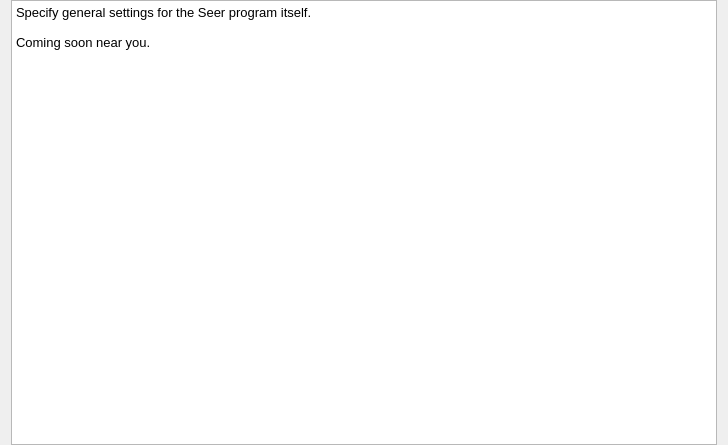
Old version of the form src/SeerSeerConfigPage.ui in the repository epasveer/seer.
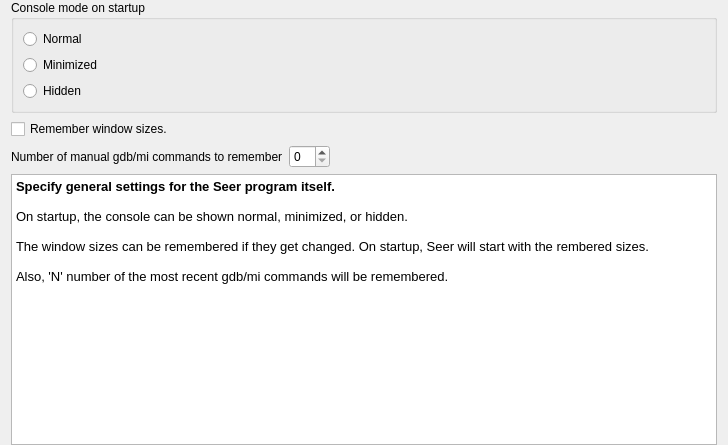
New version of the form.

Commit message: Finished console mode (normal,minimized,hidden).

What changed in the file:
```diff
--- a/src/SeerSeerConfigPage.ui
+++ b/src/SeerSeerConfigPage.ui
@@ -20,20 +20,93 @@
    <property name="bottomMargin">
     <number>0</number>
    </property>
-   <item row="0" column="0">
+   <item row="3" column="0">
+    <widget class="QLabel" name="rememberGdbCommandsLabel">
+     <property name="text">
+      <string>Number of manual gdb/mi commands to remember</string>
+     </property>
+    </widget>
+   </item>
+   <item row="2" column="0">
+    <widget class="QCheckBox" name="rememberSizescheckBox">
+     <property name="text">
+      <string>Remember window sizes.</string>
+     </property>
+    </widget>
+   </item>
+   <item row="3" column="1">
+    <widget class="QSpinBox" name="rememberGdbCommandsSpinBox"/>
+   </item>
+   <item row="3" column="2">
+    <spacer name="horizontalSpacer">
+     <property name="orientation">
+      <enum>Qt::Horizontal</enum>
+     </property>
+     <property name="sizeHint" stdset="0">
+      <size>
+       <width>40</width>
+       <height>20</height>
+      </size>
+     </property>
+    </spacer>
+   </item>
+   <item row="4" column="0" colspan="3">
     <widget class="QTextBrowser" name="textBrowser">
      <property name="html">
       <string>&lt;!DOCTYPE HTML PUBLIC &quot;-//W3C//DTD HTML 4.0//EN&quot; &quot;http://www.w3.org/TR/REC-html40/strict.dtd&quot;&gt;
 &lt;html&gt;&lt;head&gt;&lt;meta name=&quot;qrichtext&quot; content=&quot;1&quot; /&gt;&lt;style type=&quot;text/css&quot;&gt;
 p, li { white-space: pre-wrap; }
 &lt;/style&gt;&lt;/head&gt;&lt;body style=&quot; font-family:'Noto Sans'; font-size:10pt; font-weight:400; font-style:normal;&quot;&gt;
-&lt;p style=&quot; margin-top:0px; margin-bottom:0px; margin-left:0px; margin-right:0px; -qt-block-indent:0; text-indent:0px;&quot;&gt;Specify general settings for the Seer program itself.&lt;/p&gt;
+&lt;p style=&quot; margin-top:0px; margin-bottom:0px; margin-left:0px; margin-right:0px; -qt-block-indent:0; text-indent:0px;&quot;&gt;&lt;span style=&quot; font-weight:600;&quot;&gt;Specify general settings for the Seer program itself.&lt;/span&gt;&lt;/p&gt;
 &lt;p style=&quot;-qt-paragraph-type:empty; margin-top:0px; margin-bottom:0px; margin-left:0px; margin-right:0px; -qt-block-indent:0; text-indent:0px;&quot;&gt;&lt;br /&gt;&lt;/p&gt;
-&lt;p style=&quot; margin-top:0px; margin-bottom:0px; margin-left:0px; margin-right:0px; -qt-block-indent:0; text-indent:0px;&quot;&gt;Coming soon near you.&lt;/p&gt;
+&lt;p style=&quot; margin-top:0px; margin-bottom:0px; margin-left:0px; margin-right:0px; -qt-block-indent:0; text-indent:0px;&quot;&gt;On startup, the console can be shown normal, minimized, or hidden.&lt;/p&gt;
+&lt;p style=&quot;-qt-paragraph-type:empty; margin-top:0px; margin-bottom:0px; margin-left:0px; margin-right:0px; -qt-block-indent:0; text-indent:0px;&quot;&gt;&lt;br /&gt;&lt;/p&gt;
+&lt;p style=&quot; margin-top:0px; margin-bottom:0px; margin-left:0px; margin-right:0px; -qt-block-indent:0; text-indent:0px;&quot;&gt;The window sizes can be remembered if they get changed. On startup, Seer will start with the rembered sizes.&lt;/p&gt;
+&lt;p style=&quot;-qt-paragraph-type:empty; margin-top:0px; margin-bottom:0px; margin-left:0px; margin-right:0px; -qt-block-indent:0; text-indent:0px;&quot;&gt;&lt;br /&gt;&lt;/p&gt;
+&lt;p style=&quot; margin-top:0px; margin-bottom:0px; margin-left:0px; margin-right:0px; -qt-block-indent:0; text-indent:0px;&quot;&gt;Also, 'N' number of the most recent gdb/mi commands will be remembered.&lt;/p&gt;
 &lt;p style=&quot;-qt-paragraph-type:empty; margin-top:0px; margin-bottom:0px; margin-left:0px; margin-right:0px; -qt-block-indent:0; text-indent:0px;&quot;&gt;&lt;br /&gt;&lt;/p&gt;&lt;/body&gt;&lt;/html&gt;</string>
      </property>
     </widget>
    </item>
+   <item row="1" column="0" colspan="3">
+    <widget class="QGroupBox" name="modeGroupBox">
+     <property name="title">
+      <string>Console mode on startup</string>
+     </property>
+     <layout class="QVBoxLayout" name="verticalLayout">
+      <item>
+       <widget class="QRadioButton" name="normalRadioButton">
+        <property name="text">
+         <string>Normal</string>
+        </property>
+        <attribute name="buttonGroup">
+         <string notr="true">modeButtonGroup</string>
+        </attribute>
+       </widget>
+      </item>
+      <item>
+       <widget class="QRadioButton" name="minimizedRadioButton">
+        <property name="text">
+         <string>Minimized</string>
+        </property>
+        <attribute name="buttonGroup">
+         <string notr="true">modeButtonGroup</string>
+        </attribute>
+       </widget>
+      </item>
+      <item>
+       <widget class="QRadioButton" name="hiddenRadioButton">
+        <property name="text">
+         <string>Hidden</string>
+        </property>
+        <attribute name="buttonGroup">
+         <string notr="true">modeButtonGroup</string>
+        </attribute>
+       </widget>
+      </item>
+     </layout>
+    </widget>
+   </item>
   </layout>
  </widget>
  <resources/>
```
Left out of the diff: 3 changed lines with no effect on the pictures. The commit also changes 19 other files.
